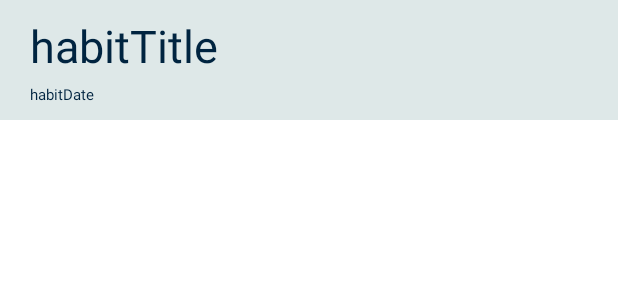
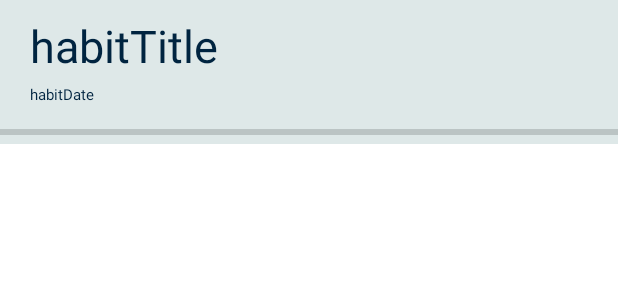
Before and after one commit to CMPUT301F21T17/Sisyphus, an Android app: the layout content_all_habit_list.xml on its own in the app's theme, with its tools: preview values and no code run, on a phone screen of 412 x 824 dp. Shown: the top 300 px of the screen. Run offline under Robolectric (Android 15) with nearby library versions, the light colour scheme and no system bars.

Commit message:
Visual indicator code with total # of expected events functional, still handling OnCompleteListener return issue and good habit event enforcement

```diff
--- a/app/src/main/res/layout/content_all_habit_list.xml
+++ b/app/src/main/res/layout/content_all_habit_list.xml
@@ -9,15 +9,20 @@
     android:layout_width="match_parent"
     android:layout_height="wrap_content"
     android:background="#DEE8E8"
+    android:orientation="horizontal">
+
+    <LinearLayout
+        android:layout_width="match_parent"
+        android:layout_height="match_parent"
         android:orientation="vertical">
 
         <TextView
             android:id="@+id/habit_title_text"
             android:layout_width="wrap_content"
             android:layout_height="wrap_content"
+            android:layout_marginLeft="20dp"
             android:layout_marginTop="10dp"
             android:layout_marginBottom="5dp"
-        android:layout_marginLeft="20dp"
             android:text="habitTitle"
             android:textColor="#002440"
             android:textSize="30sp"></TextView>
@@ -32,5 +37,12 @@
             android:textColor="#002440"
             android:textSize="10sp"></TextView>
 
+        <ProgressBar
+            android:id="@+id/progressIndicator"
+            style="?android:attr/progressBarStyleHorizontal"
+            android:layout_width="match_parent"
+            android:layout_height="wrap_content" />
+    </LinearLayout>
+
 
 </LinearLayout>
```
Also changed, not shown: app/src/main/java/com/example/sisyphus/Model/habitFollowCalculator.java (added, +191 -0 lines), app/src/main/java/com/example/sisyphus/View/AllHabitListView.java (+9 -0 lines). Lines whose indentation alone changed are shown as unchanged.
